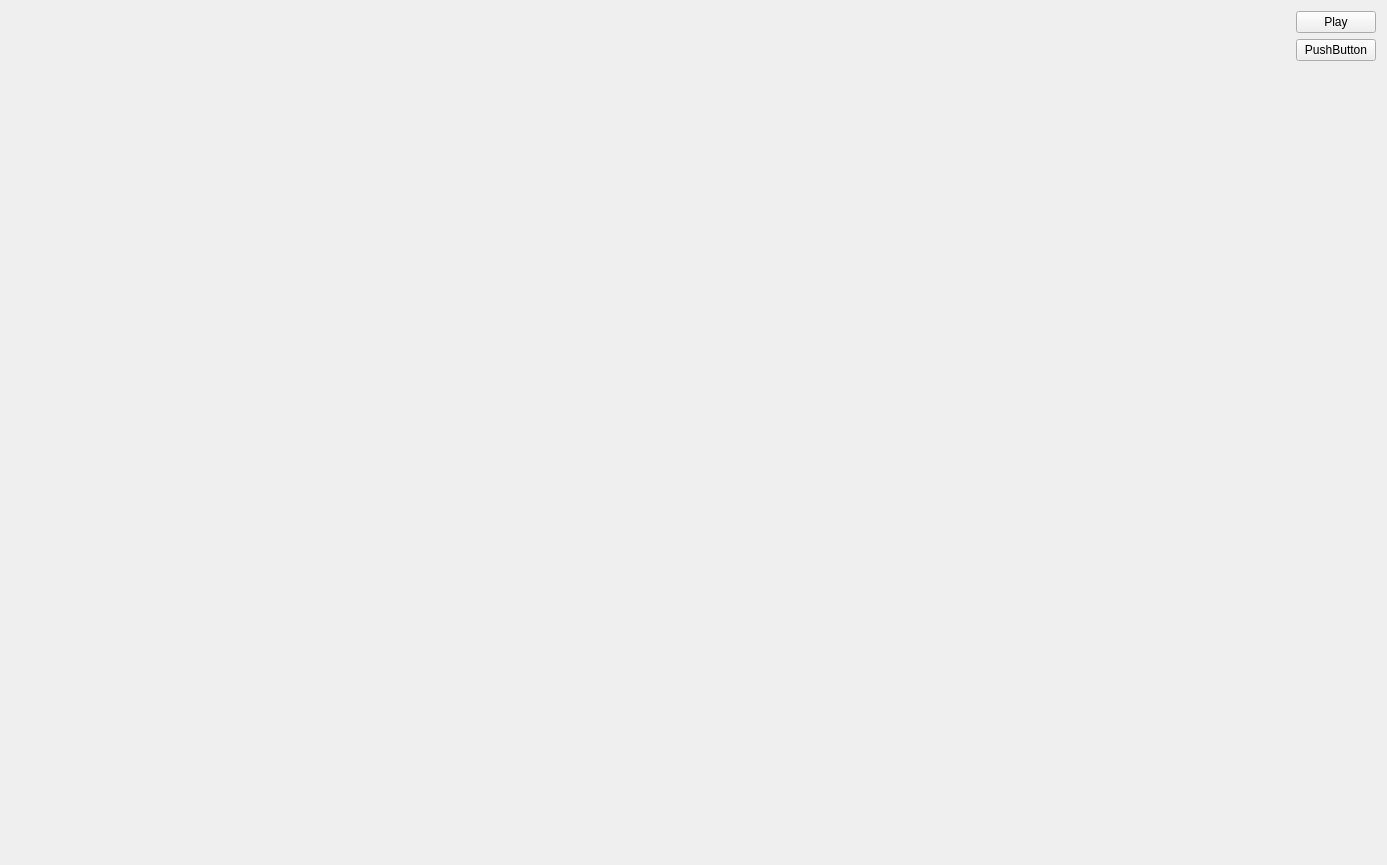
Old version of the form TileDist/TileDist.ui in the repository TomasSirgedas/HadwigerNelson-TileDist.
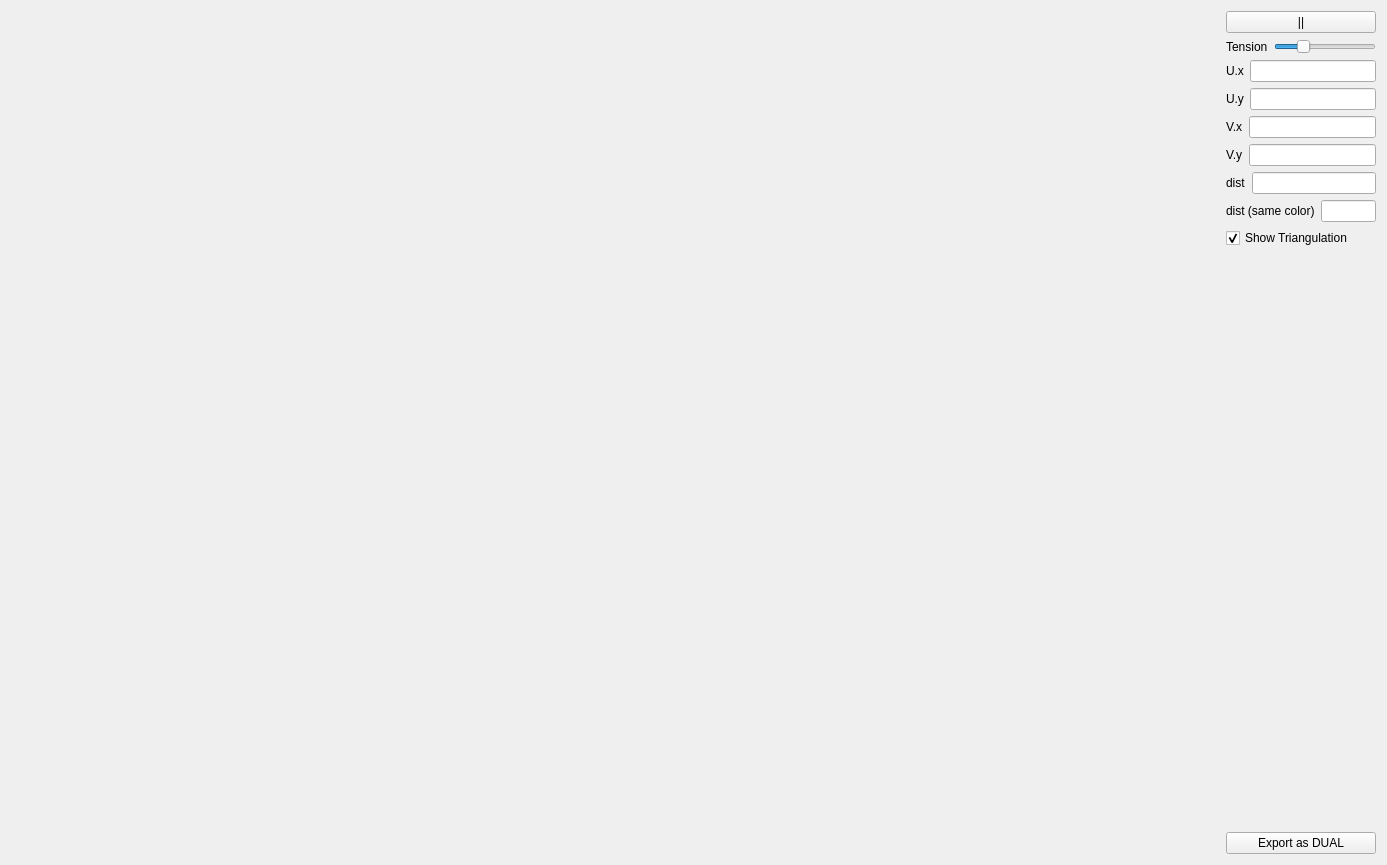
New version of the form.

```diff
--- a/TileDist/TileDist.ui
+++ b/TileDist/TileDist.ui
@@ -25,18 +25,152 @@
     </widget>
    </item>
    <item>
-    <layout class="QVBoxLayout" name="verticalLayout">
+    <widget class="QWidget" name="widget" native="true">
+     <property name="maximumSize">
+      <size>
+       <width>150</width>
+       <height>16777215</height>
+      </size>
+     </property>
+     <layout class="QVBoxLayout" name="verticalLayout_2">
+      <property name="leftMargin">
+       <number>0</number>
+      </property>
+      <property name="topMargin">
+       <number>0</number>
+      </property>
+      <property name="rightMargin">
+       <number>0</number>
+      </property>
+      <property name="bottomMargin">
+       <number>0</number>
+      </property>
      <item>
       <widget class="QPushButton" name="playButton">
        <property name="text">
-        <string>Play</string>
+         <string>||</string>
        </property>
       </widget>
      </item>
      <item>
-      <widget class="QPushButton" name="pushButton_2">
+       <layout class="QHBoxLayout" name="horizontalLayout_2">
+        <property name="bottomMargin">
+         <number>0</number>
+        </property>
+        <item>
+         <widget class="QLabel" name="label">
        <property name="text">
-        <string>PushButton</string>
+           <string>Tension</string>
+          </property>
+         </widget>
+        </item>
+        <item>
+         <widget class="QSlider" name="tensionSlider">
+          <property name="value">
+           <number>25</number>
+          </property>
+          <property name="orientation">
+           <enum>Qt::Horizontal</enum>
+          </property>
+         </widget>
+        </item>
+       </layout>
+      </item>
+      <item>
+       <layout class="QVBoxLayout" name="verticalLayout">
+        <item>
+         <layout class="QHBoxLayout" name="horizontalLayout_3">
+          <item>
+           <widget class="QLabel" name="label_2">
+            <property name="text">
+             <string>U.x</string>
+            </property>
+           </widget>
+          </item>
+          <item>
+           <widget class="QLineEdit" name="uxLineEdit"/>
+          </item>
+         </layout>
+        </item>
+        <item>
+         <layout class="QHBoxLayout" name="horizontalLayout_4">
+          <item>
+           <widget class="QLabel" name="label_3">
+            <property name="text">
+             <string>U.y</string>
+            </property>
+           </widget>
+          </item>
+          <item>
+           <widget class="QLineEdit" name="uyLineEdit"/>
+          </item>
+         </layout>
+        </item>
+        <item>
+         <layout class="QHBoxLayout" name="horizontalLayout_5">
+          <item>
+           <widget class="QLabel" name="label_4">
+            <property name="text">
+             <string>V.x</string>
+            </property>
+           </widget>
+          </item>
+          <item>
+           <widget class="QLineEdit" name="vxLineEdit"/>
+          </item>
+         </layout>
+        </item>
+        <item>
+         <layout class="QHBoxLayout" name="horizontalLayout_6">
+          <item>
+           <widget class="QLabel" name="label_5">
+            <property name="text">
+             <string>V.y</string>
+            </property>
+           </widget>
+          </item>
+          <item>
+           <widget class="QLineEdit" name="vyLineEdit"/>
+          </item>
+         </layout>
+        </item>
+       </layout>
+      </item>
+      <item>
+       <layout class="QHBoxLayout" name="horizontalLayout_7">
+        <item>
+         <widget class="QLabel" name="label_6">
+          <property name="text">
+           <string>dist</string>
+          </property>
+         </widget>
+        </item>
+        <item>
+         <widget class="QLineEdit" name="minDistSameLineEdit"/>
+        </item>
+       </layout>
+      </item>
+      <item>
+       <layout class="QHBoxLayout" name="horizontalLayout_8">
+        <item>
+         <widget class="QLabel" name="label_7">
+          <property name="text">
+           <string>dist (same color)</string>
+          </property>
+         </widget>
+        </item>
+        <item>
+         <widget class="QLineEdit" name="minDistDiffLineEdit"/>
+        </item>
+       </layout>
+      </item>
+      <item>
+       <widget class="QCheckBox" name="showTriangulationCheckBox">
+        <property name="text">
+         <string>Show Triangulation</string>
+        </property>
+        <property name="checked">
+         <bool>true</bool>
        </property>
       </widget>
      </item>
@@ -48,12 +182,20 @@
        <property name="sizeHint" stdset="0">
         <size>
          <width>20</width>
-         <height>40</height>
+          <height>785</height>
         </size>
        </property>
       </spacer>
      </item>
-    </layout>
+      <item>
+       <widget class="QPushButton" name="exportButton">
+        <property name="text">
+         <string>Export as DUAL</string>
+        </property>
+       </widget>
+      </item>
+     </layout>
+    </widget>
    </item>
   </layout>
  </widget>
```
Lines whose indentation alone changed are shown as unchanged.
